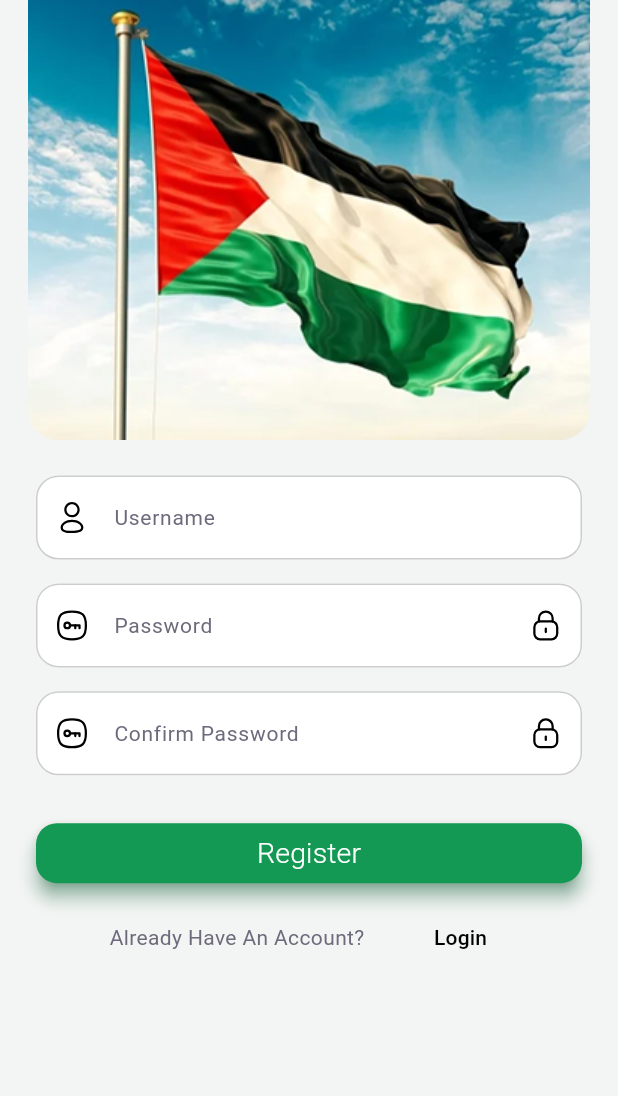
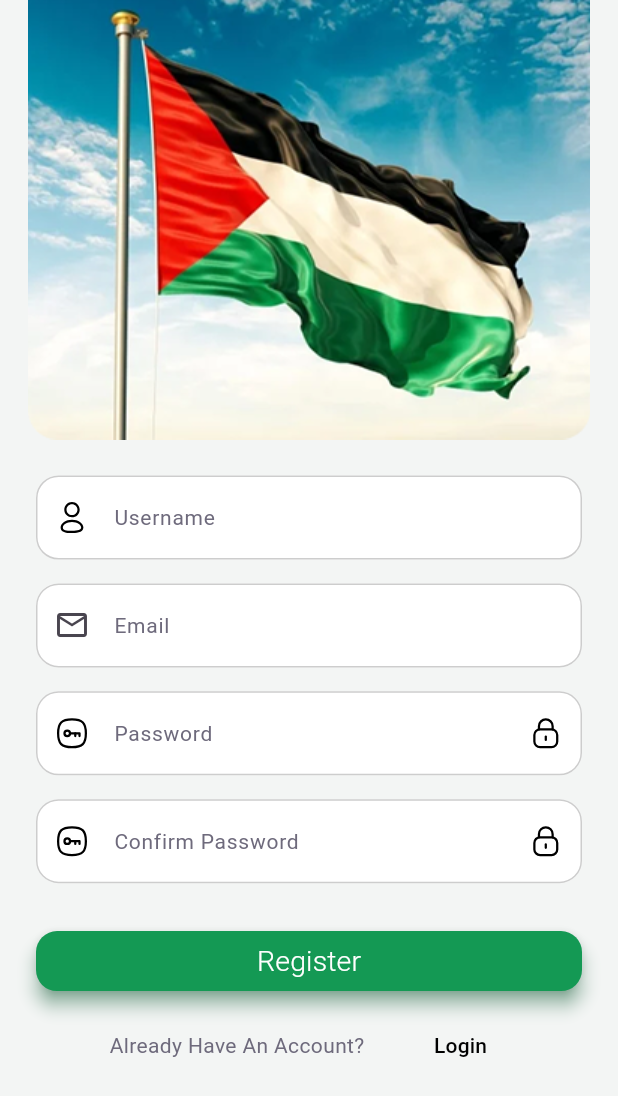
Before and after one commit to ahmedsalem2002m/mobile_NTI_training_tasks, a Flutter app: the RegisterView screen opened directly, on a phone screen of 412 x 824 dp. Shown: the top 1096 px of the screen. Run offline on Flutter 3.47's test engine with Material 3 defaults, Android fonts, the phone set to English and light mode, and no system bars; our stand-ins replace firebase_core, flutter_bloc, flutter_screenutil, flutter_svg; accounts and stored records are empty; generated files the repository leaves out were written again.

Commit message:
add register cubit

```diff
--- a/weak_4/nti_todo_app/lib/features/login/cubit/login_cubit.dart
+++ b/weak_4/nti_todo_app/lib/features/login/cubit/login_cubit.dart
@@ -1,10 +1,13 @@
+import 'package:flutter/cupertino.dart';
 import 'package:flutter_bloc/flutter_bloc.dart';
 import 'package:nti_todo_app/features/login/cubit/login_state.dart';
 
 class LoginCubit extends Cubit<LoginState>{
   LoginCubit():super(InitialState());
   static LoginCubit get(context)=>BlocProvider.of(context);
-  bool showPassword = false;
+  TextEditingController emailController = TextEditingController();
+  TextEditingController passwordController = TextEditingController();
+  bool showPassword = true;
 
   void changeVisibility(){
     showPassword = !showPassword;
--- a/weak_4/nti_todo_app/lib/features/login/view/login_view.dart
+++ b/weak_4/nti_todo_app/lib/features/login/view/login_view.dart
@@ -40,11 +40,11 @@ class LoginView extends StatelessWidget {
                         spacing: 8,
                         children: [
                           DefaultFormField(
-                            controller: password,
-                            hintText: "Username",
+                            controller: LoginCubit.get(context).emailController,
+                            hintText: "Email",
                             prefixIcon: IconButton(
                               onPressed: null,
-                              icon: SvgPicture.asset(AppAssets.profileIcon),
+                              icon: Icon(Icons.email_outlined),
                             ),
                           ),
                           BlocBuilder<LoginCubit,LoginState>(
@@ -69,7 +69,7 @@ class LoginView extends StatelessWidget {
                                     ),
                                   ),
                                 ),
-                                controller: userName,
+                                controller: LoginCubit.get(context).passwordController,
                                 hintText: "Password",
                                 prefixIcon: IconButton(
                                   onPressed: null,
--- /dev/null
+++ b/weak_4/nti_todo_app/lib/features/register/cubit/register_cubit.dart
@@ -0,0 +1,24 @@
+import 'package:flutter/cupertino.dart';
+import 'package:flutter_bloc/flutter_bloc.dart';
+import 'package:nti_todo_app/features/register/cubit/register_state.dart';
+
+class RegisterCubit extends Cubit<RegisterState>{
+  RegisterCubit():super(InitialState());
+  static RegisterCubit get(context)=>BlocProvider.of(context);
+  TextEditingController passwordCotroller= TextEditingController();
+  TextEditingController confirmCotroller= TextEditingController();
+  TextEditingController usernameCotroller= TextEditingController();
+  TextEditingController emailCotroller= TextEditingController();
+  bool showPassword = true;
+  bool showConfirmPassword = true;
+
+  void changePasswordVisibility(){
+    showPassword = !showPassword;
+    emit(ChangeVisibility());
+  }
+  void changeConfirmPasswordVisibility(){
+    showConfirmPassword = !showConfirmPassword;
+    emit(ChangeVisibility());
+  }
+
+}
--- /dev/null
+++ b/weak_4/nti_todo_app/lib/features/register/cubit/register_state.dart
@@ -0,0 +1,3 @@
+abstract class RegisterState{}
+class InitialState extends RegisterState{}
+class ChangeVisibility extends RegisterState{}
--- /dev/null
+++ b/weak_4/nti_todo_app/lib/features/register/data/model/register_model.dart
@@ -0,0 +1,3 @@
+class RegisterModel{
+
+}
--- a/weak_4/nti_todo_app/lib/features/register/view/register_view.dart
+++ b/weak_4/nti_todo_app/lib/features/register/view/register_view.dart
@@ -1,34 +1,32 @@
 import 'package:flutter/material.dart';
+import 'package:flutter_bloc/flutter_bloc.dart';
 import 'package:flutter_svg/flutter_svg.dart';
 import 'package:nti_todo_app/core/helper/my_navigator.dart';
 import 'package:nti_todo_app/core/utils/app_assets.dart';
 import 'package:nti_todo_app/core/widgets/default_form_field.dart';
 import 'package:nti_todo_app/features/home/view/home_view.dart';
+import 'package:nti_todo_app/features/register/cubit/register_cubit.dart';
+import 'package:nti_todo_app/features/register/cubit/register_state.dart';
 import 'package:nti_todo_app/features/register/view/widgets/defualt_text.dart';
 
 import '../../../../core/widgets/default_btn.dart';
 import '../../login/view/login_view.dart';
 
-class RegisterView extends StatefulWidget {
+class RegisterView extends StatelessWidget {
   RegisterView({super.key});
 
   @override
-  State<RegisterView> createState() => _RegisterViewState();
-}
-
-class _RegisterViewState extends State<RegisterView> {
-  TextEditingController userName = TextEditingController();
-  TextEditingController password = TextEditingController();
-  TextEditingController confirmPassword = TextEditingController();
-  bool lock_1 = true;
-  bool lock_2 = true;
-
-  @override
   Widget build(BuildContext context) {
-    return Scaffold(
+    return BlocProvider(
+      create: (context)=>RegisterCubit(),
+      child: Scaffold(
         body: SafeArea(
           child: SingleChildScrollView(
-          child: Column(
+            child: Builder(
+              builder: (context){
+                return BlocBuilder<RegisterCubit,RegisterState>(
+                  builder: (context,state){
+                    return Column(
                       children: [
                         Image.asset("assets/images/flag.png"),
                         Padding(
@@ -37,39 +35,41 @@ class _RegisterViewState extends State<RegisterView> {
                             spacing: 8,
                             children: [
                               DefaultFormField(
-                  controller: password,
+                                controller: RegisterCubit.get(context).usernameCotroller,
                                 hintText: "Username",
                                 prefixIcon: IconButton(onPressed: null,
                                     icon: SvgPicture.asset(AppAssets.profileIcon)),
                               ),
                               DefaultFormField(
-                  obscureText: lock_1,
+                                controller: RegisterCubit.get(context).emailCotroller,
+                                hintText: "Email",
+                                prefixIcon: IconButton(onPressed: null,
+                                    icon: Icon(Icons.email_outlined)),
+                              ),
+                              DefaultFormField(
+                                obscureText: RegisterCubit.get(context).showPassword,
                                 suffixIcon: GestureDetector(
                                     onTap: () {
-                        setState(() {
-                          lock_1 = !lock_1;
-                        });
+                                      RegisterCubit.get(context).changePasswordVisibility();
                                     },
-                      child: lock_1
+                                    child: RegisterCubit.get(context).showPassword
                                         ? IconButton(onPressed: null,
                                         icon: SvgPicture.asset(AppAssets.lockIcon))
                                         : IconButton(onPressed: null,
                                         icon: SvgPicture.asset(AppAssets.unlockIcon))),
-                  controller: userName,
+                                controller: RegisterCubit.get(context).passwordCotroller,
                                 hintText: "Password",
                                 prefixIcon: IconButton(onPressed: null,
                                     icon: SvgPicture.asset(AppAssets.keyIcon)),
                               ),
                               DefaultFormField(
-                  obscureText: lock_2,
-                  controller: confirmPassword,
+                                obscureText: RegisterCubit.get(context).showConfirmPassword,
+                                controller: RegisterCubit.get(context).confirmCotroller,
                                 suffixIcon: GestureDetector(
                                     onTap: () {
-                      setState(() {
-                        lock_2 = !lock_2;
-                      });
+                                      RegisterCubit.get(context).changeConfirmPasswordVisibility();
                                     },
-                    child: lock_2
+                                    child: RegisterCubit.get(context).showConfirmPassword
                                         ? IconButton(onPressed: null,
                                         icon: SvgPicture.asset(AppAssets.lockIcon))
                                         : IconButton(onPressed: null,
@@ -85,6 +85,11 @@ class _RegisterViewState extends State<RegisterView> {
                           ),
                         ),
                       ],
+                    );
+                  }
+                );
+              },
+            ),
           ),
         ),
       ),
```
Also changed, not shown: weak_4/nti_todo_app/lib/features/register/data/repo/register_repo.dart (added, +8 -0 lines), 1 other file. Lines whose indentation alone changed are shown as unchanged.
